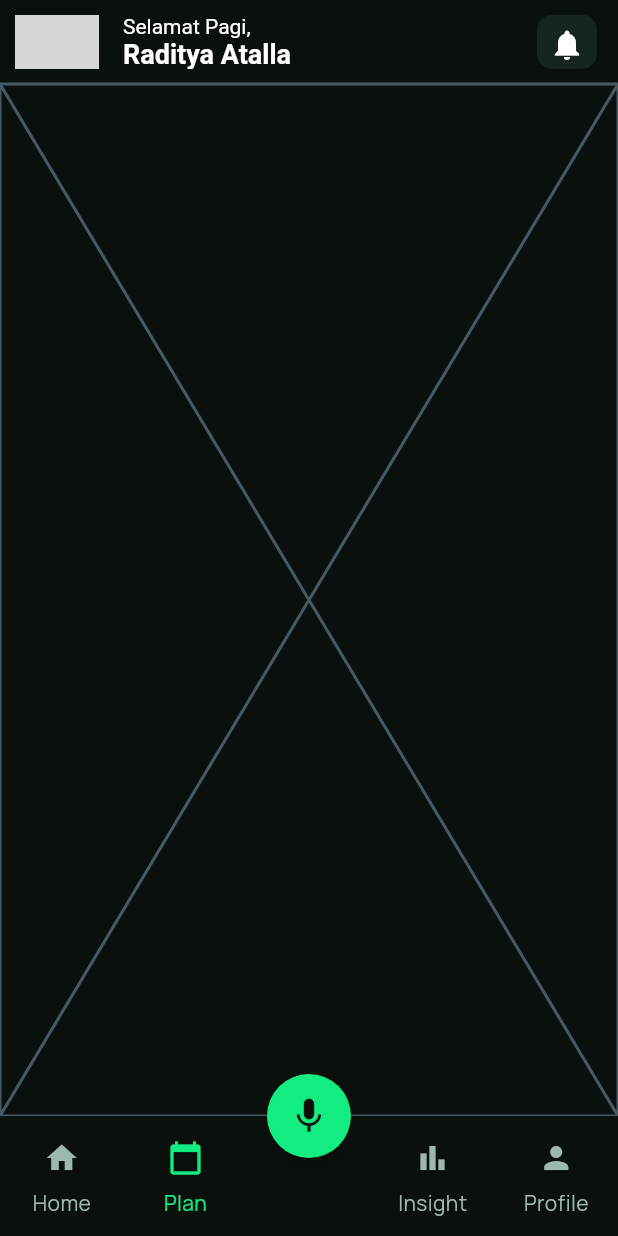
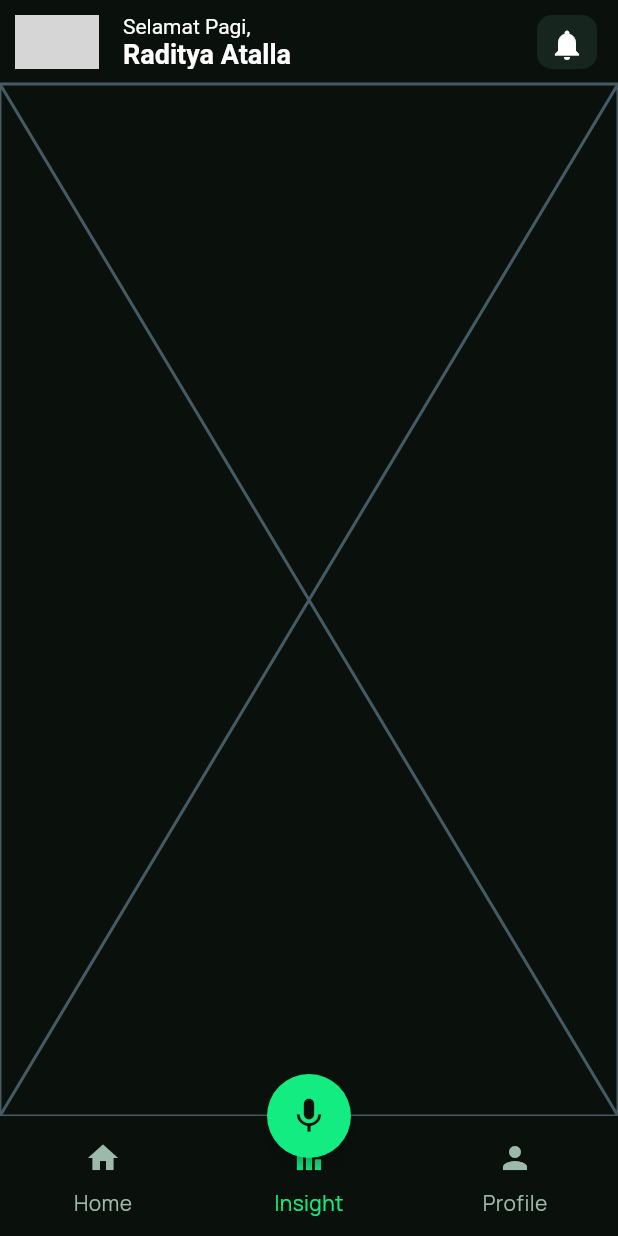
Before and after one commit to RaditAtalla/duition, a Flutter app: the screen it shows after launch, item 2 of the bottom bar chosen, on a phone screen of 412 x 824 dp. Run offline on Flutter 3.47's test engine with Material 3 defaults, Android fonts, the phone set to English and light mode, and no system bars; our stand-ins replace get, google_fonts; grey boxes are pictures that could not be loaded.

Commit message:
update home feature, remove plan page

```diff
--- a/lib/modules/plan/view/plan_screen.dart
+++ /dev/null
@@ -1,10 +0,0 @@
-import 'package:flutter/material.dart';
-
-class PlanScreen extends StatelessWidget {
-  const PlanScreen({super.key});
-
-  @override
-  Widget build(BuildContext context) {
-    return const Placeholder();
-  }
-}
--- a/lib/widgets/history_card.dart
+++ b/lib/widgets/history_card.dart
@@ -53,7 +53,6 @@ class HistoryCard extends StatelessWidget {
               style: TextStyle(
                 color: type == "expense" ? AppColors.red : AppColors.primary,
                 fontSize: 14,
-                fontWeight: FontWeight.bold,
               ),
             ),
             Text(category, style: TextStyle(fontSize: 12, color: AppColors.primaryLight)),
--- a/lib/widgets/layout_wrapper.dart
+++ b/lib/widgets/layout_wrapper.dart
@@ -2,7 +2,7 @@ import 'package:duition/constants/colors.dart';
 import 'package:duition/modules/entry/view/entry_screen.dart';
 import 'package:duition/modules/home/view/home_screen.dart';
 import 'package:duition/modules/insight/view/insight_screen.dart';
-import 'package:duition/modules/plan/view/plan_screen.dart';
+import 'package:duition/modules/profile/view/profile_screen.dart';
 import 'package:flutter/material.dart';
 import 'package:get/get.dart';
 
@@ -18,7 +18,7 @@ class _LayoutWrapperState extends State<LayoutWrapper> {
 
   @override
   Widget build(BuildContext context) {
-    var pages = [HomeScreen(), PlanScreen(), InsightScreen()];
+    var pages = [HomeScreen(), InsightScreen(), ProfileScreen()];
 
     return Scaffold(
       appBar: PreferredSize(
@@ -100,16 +100,6 @@ class _LayoutWrapperState extends State<LayoutWrapper> {
             selectedIcon: Icon(Icons.home, color: AppColors.primary),
           ),
           NavigationDestination(
-            icon: Icon(Icons.calendar_today, color: AppColors.primaryLight),
-            label: "Plan",
-            selectedIcon: Icon(Icons.calendar_today, color: AppColors.primary),
-          ),
-          NavigationDestination(
-            enabled: false,
-            icon: Icon(Icons.circle, size: 0),
-            label: "",
-          ),
-          NavigationDestination(
             icon: Icon(Icons.bar_chart, color: AppColors.primaryLight),
             label: "Insight",
             selectedIcon: Icon(Icons.bar_chart, color: AppColors.primary),
```
Also changed, not shown: lib/modules/home/view/home_screen.dart (+50 -42 lines).
